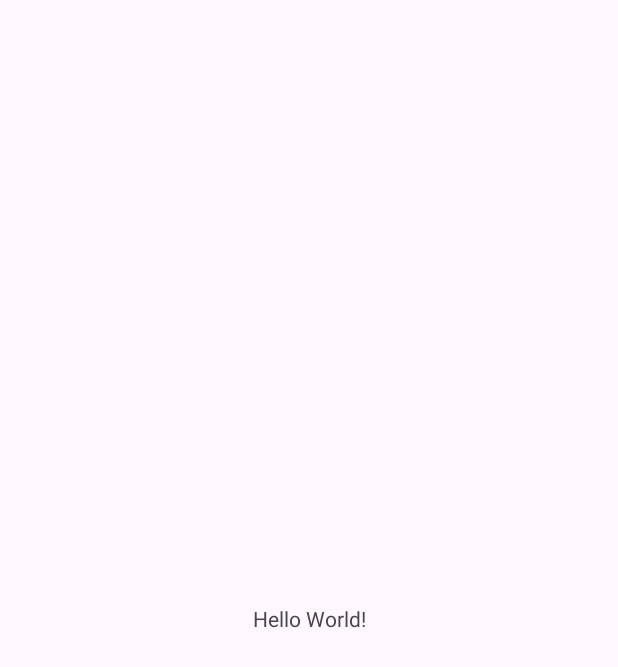
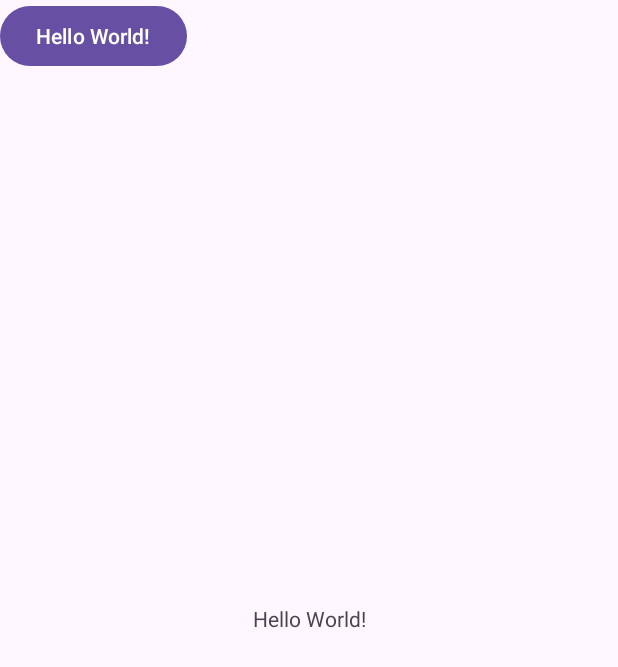
Before and after one commit to Marcinho2107/HydrationTracker, an Android app: the screen it shows after launch (MainActivity), on a phone screen of 412 x 824 dp. Before the commit the part shown is almost empty. Shown: the top 667 px of the screen. Run offline under Robolectric (Android 15) with nearby library versions, the light colour scheme and no system bars.

Commit message:
1 Commit von Nik

```diff
--- a/app/src/main/res/layout/activity_main.xml
+++ b/app/src/main/res/layout/activity_main.xml
@@ -14,5 +14,10 @@
         app:layout_constraintEnd_toEndOf="parent"
         app:layout_constraintStart_toStartOf="parent"
         app:layout_constraintTop_toTopOf="parent" />
+    <Button
+        android:layout_width="wrap_content"
+        android:layout_height="wrap_content"
+        android:text="Hello World!"/>
+
 
 </androidx.constraintlayout.widget.ConstraintLayout>
```
